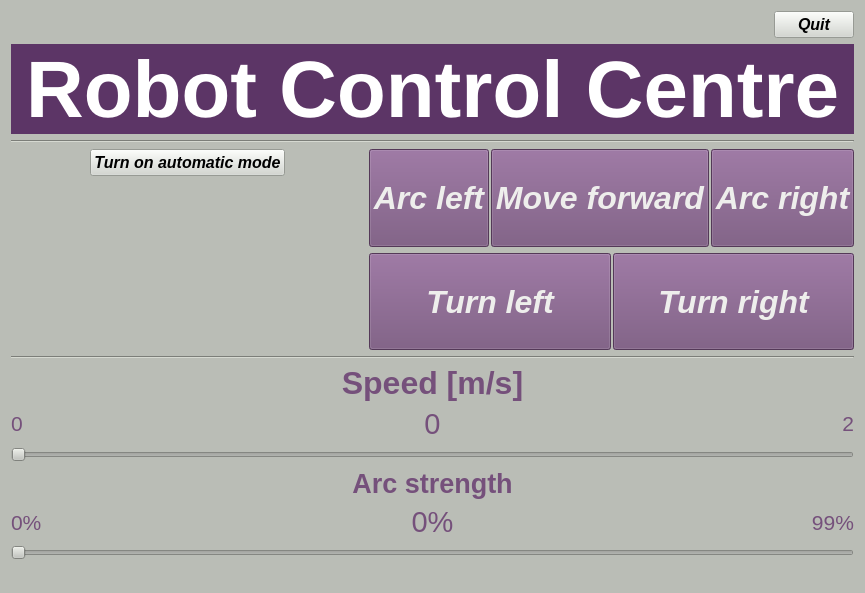
The window that Robot_Control/view.ui (EmbeddedPaul166/Robot-Control) describes before a commit, drawn with Qt 5.
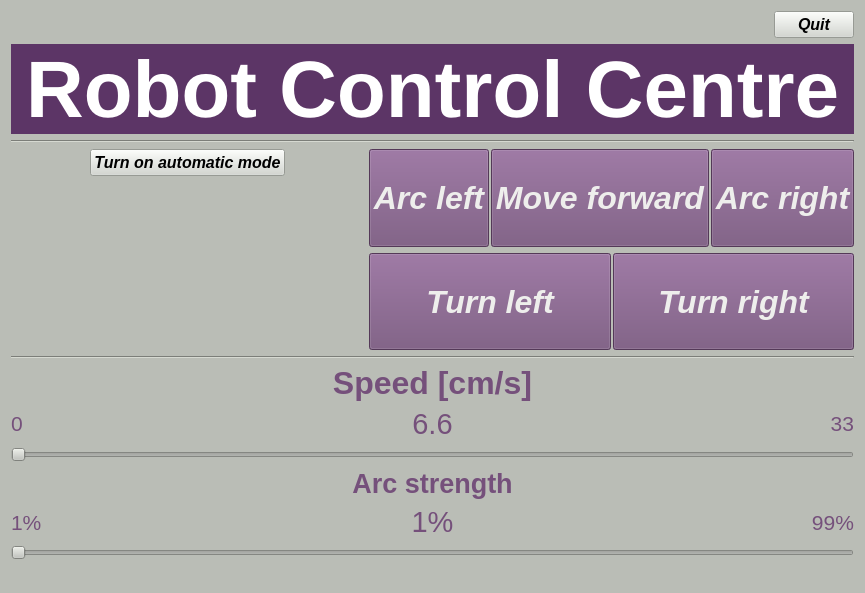
The same window after the commit.

The edit to the form file:
```diff
--- a/Robot_Control/view.ui
+++ b/Robot_Control/view.ui
@@ -365,7 +365,7 @@
        <string notr="true">color: rgb(117, 80, 123);</string>
       </property>
       <property name="text">
-       <string>Speed [m/s]</string>
+       <string>Speed [cm/s]</string>
       </property>
       <property name="alignment">
        <set>Qt::AlignCenter</set>
@@ -409,7 +409,7 @@
          <string notr="true">color: rgb(117, 80, 123);</string>
         </property>
         <property name="text">
-         <string>0</string>
+         <string>6.6</string>
         </property>
         <property name="alignment">
          <set>Qt::AlignCenter</set>
@@ -433,7 +433,7 @@
          <string notr="true">color: rgb(117, 80, 123);</string>
         </property>
         <property name="text">
-         <string>2</string>
+         <string>33</string>
         </property>
         <property name="alignment">
          <set>Qt::AlignRight|Qt::AlignTrailing|Qt::AlignVCenter</set>
@@ -494,7 +494,7 @@
          <string notr="true">color: rgb(117, 80, 123);</string>
         </property>
         <property name="text">
-         <string>0%</string>
+         <string>1%</string>
         </property>
        </widget>
       </item>
@@ -509,7 +509,7 @@
          <string notr="true">color: rgb(117, 80, 123);</string>
         </property>
         <property name="text">
-         <string>0%</string>
+         <string>1%</string>
         </property>
         <property name="alignment">
          <set>Qt::AlignCenter</set>
```
Left out of the diff: 6 changed lines with no effect on the pictures.
